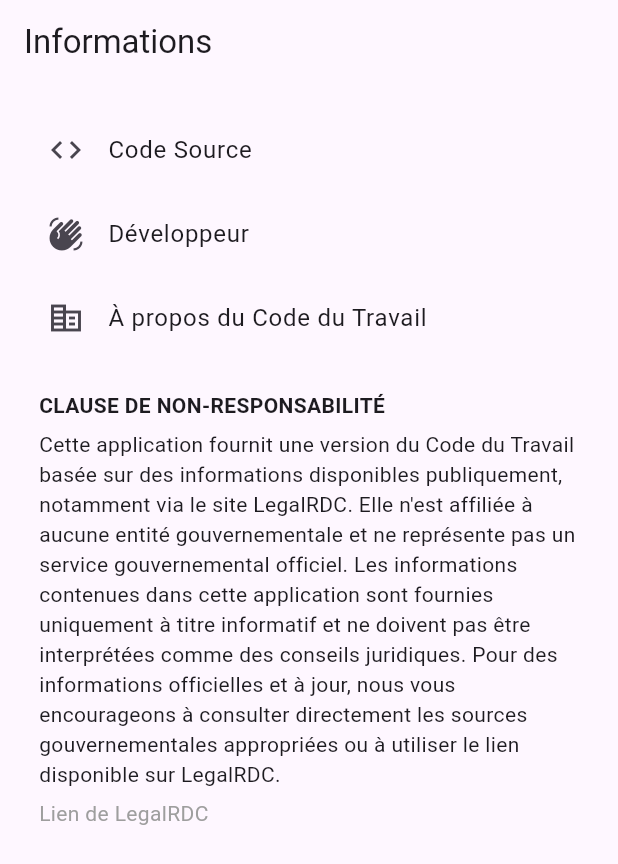
After one commit to oseeshogun/work_code, a Flutter app: the InfoScreen screen opened by its route, after a tap on "Développeur", on a phone screen of 412 x 824 dp. The commit adds this screen. Shown: the top 864 px of the screen. Run offline on Flutter 3.47's test engine with Material 3 defaults, Android fonts, the phone set to English and light mode, and no system bars; drawn by our look-alikes of upgrader; our stand-ins replace adaptive_dialog, dio, drift, flutter_hooks, flutter_svg, flutter_tts and 9 more; missing offline and left inert: sqlite3; accounts and stored records are empty; generated files the repository leaves out were written again.

Commit message:
feat: add info screen with source code, developer info and legal disclaimer

```diff
--- a/lib/core/router/routes.dart
+++ b/lib/core/router/routes.dart
@@ -1,5 +1,6 @@
 import 'package:codedutravail/presentation/home/screens/article_screen.dart';
 import 'package:codedutravail/presentation/home/screens/home_screen.dart';
+import 'package:codedutravail/presentation/home/screens/info_screen.dart';
 import 'package:flutter/material.dart' show BuildContext, Widget;
 import 'package:go_router/go_router.dart';
 
@@ -20,3 +21,9 @@ class ArticleRoute extends GoRouteData {
   @override
   Widget build(BuildContext context, GoRouterState state) => ArticleScreen(number: number);
 }
+
+@TypedGoRoute<InfoRoute>(path: '/about')
+class InfoRoute extends GoRouteData {
+  @override
+  Widget build(BuildContext context, GoRouterState state) => const InfoScreen();
+}
--- a/lib/presentation/home/screens/home_screen.dart
+++ b/lib/presentation/home/screens/home_screen.dart
@@ -1,4 +1,5 @@
 import 'package:codedutravail/core/presentations/providers/article.dart';
+import 'package:codedutravail/core/router/routes.dart';
 import 'package:codedutravail/domain/home/providers/read_disclaimer.dart';
 import 'package:codedutravail/presentation/home/dialogs/disclaimer_dialog.dart';
 import 'package:codedutravail/presentation/home/providers/titles.dart';
@@ -41,9 +42,7 @@ class HomeScreen extends HookConsumerWidget {
             icon: const Icon(Icons.search),
           ),
           IconButton(
-            onPressed: () {
-              // TODO: go to info
-            },
+            onPressed: () => InfoRoute().push(context),
             icon: const Icon(Icons.info_outline),
           ),
         ],
--- /dev/null
+++ b/lib/presentation/home/screens/info_screen.dart
@@ -0,0 +1,73 @@
+import 'package:flutter/material.dart';
+import 'package:hooks_riverpod/hooks_riverpod.dart';
+import 'package:go_router/go_router.dart';
+import 'package:url_launcher/url_launcher_string.dart';
+
+class InfoScreen extends HookConsumerWidget {
+  const InfoScreen({super.key});
+
+  @override
+  Widget build(BuildContext context, WidgetRef ref) {
+    return Scaffold(
+      appBar: AppBar(title: const Text('Informations')),
+      body: Padding(
+        padding: const EdgeInsets.all(16.0),
+        child: ListView(
+          children: [
+            ListTile(
+              title: const Text('Code Source'),
+              leading: const Icon(Icons.code),
+              onTap: () async {
+                final urlString = 'https://github.com/oseeshogun/work_code';
+                if (await canLaunchUrlString(urlString)) {
+                  await launchUrlString(urlString);
+                }
+              },
+            ),
+            ListTile(
+              title: const Text('Développeur'),
+              leading: const Icon(Icons.waving_hand),
+              onTap: () async {
+                final urlString = 'https://oseemasuaku.com';
+                if (await canLaunchUrlString(urlString)) {
+                  await launchUrlString(urlString);
+                }
+              },
+            ),
+            ListTile(
+              title: const Text('À propos du Code du Travail'),
+              leading: const Icon(Icons.corporate_fare),
+              onTap: () {
+                context.go('/about');
+              },
+            ),
+            const SizedBox(height: 10),
+            Padding(
+              padding: const EdgeInsets.all(10.0),
+              child: Column(
+                crossAxisAlignment: CrossAxisAlignment.start,
+                children: [
+                  const Text('CLAUSE DE NON-RESPONSABILITÉ', style: TextStyle(fontWeight: FontWeight.bold)),
+                  const SizedBox(height: 6),
+                  const Text(
+                    'Cette application fournit une version du Code du Travail basée sur des informations disponibles publiquement, notamment via le site LegalRDC. Elle n\'est affiliée à aucune entité gouvernementale et ne représente pas un service gouvernemental officiel. Les informations contenues dans cette application sont fournies uniquement à titre informatif et ne doivent pas être interprétées comme des conseils juridiques. Pour des informations officielles et à jour, nous vous encourageons à consulter directement les sources gouvernementales appropriées ou à utiliser le lien disponible sur LegalRDC.',
+                  ),
+                  const SizedBox(height: 6),
+                  GestureDetector(
+                    onTap: () async {
+                      final uriString = 'https://legalrdc.com/2016/07/15/code-du-travail/';
+                      if (await canLaunchUrlString(uriString)) {
+                        await launchUrlString(uriString);
+                      }
+                    },
+                    child: const Text('Lien de LegalRDC', style: TextStyle(color: Colors.grey)),
+                  ),
+                ],
+              ),
+            ),
+          ],
+        ),
+      ),
+    );
+  }
+}
```
Also changed, not shown: lib/core/router/routes.g.dart, lib/presentation/home/screens/about_work_code.dart (added), 1 other file.
